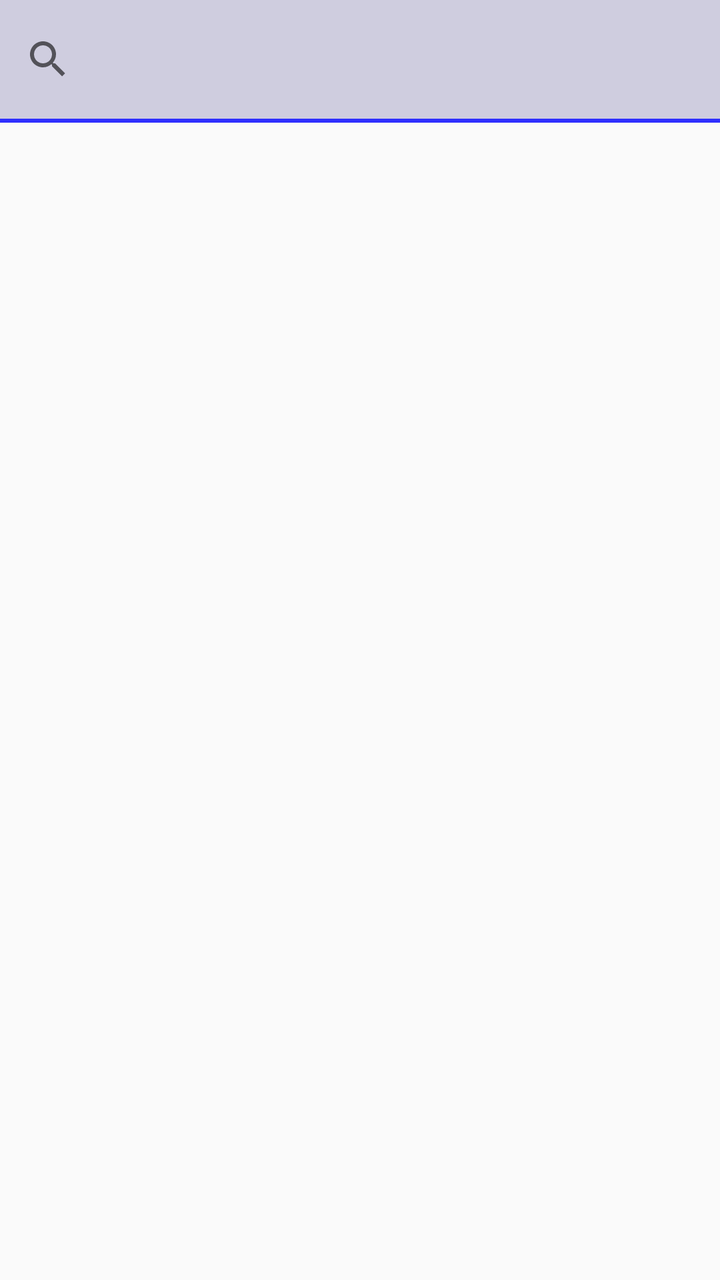
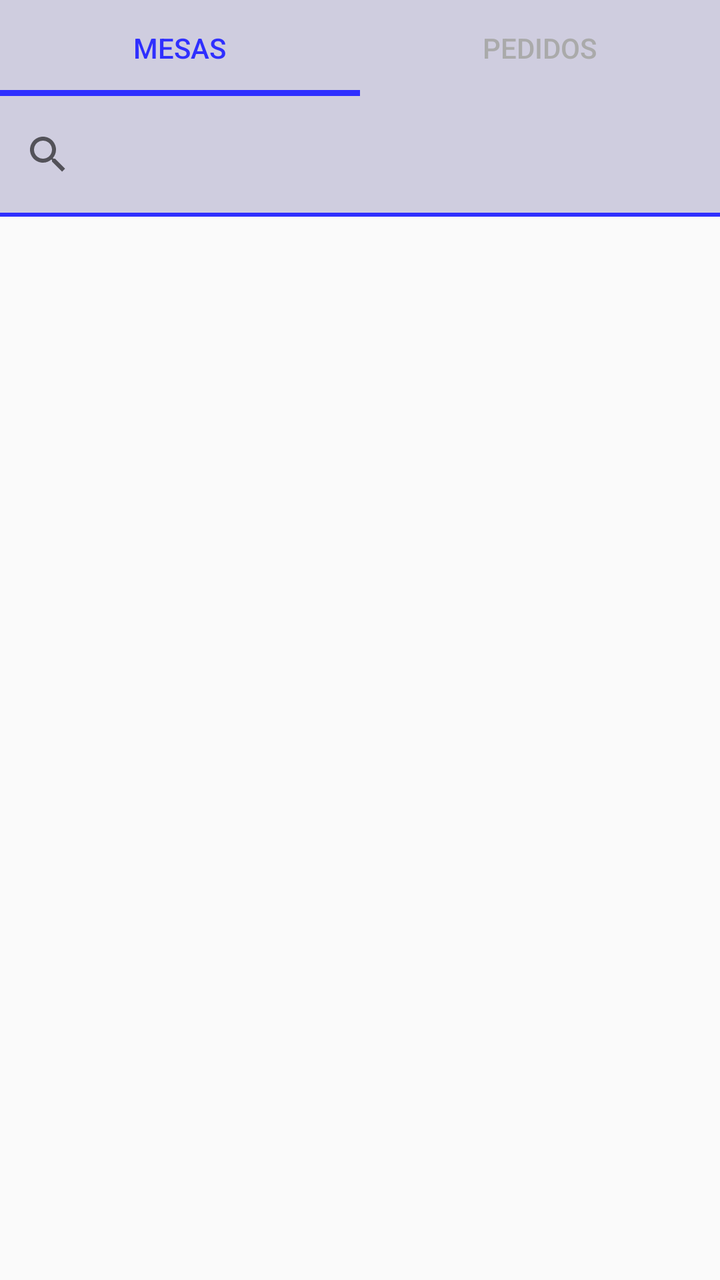

The first picture is an Android layout as it rendered before a commit; the second is the same layout after the commit. The layout source and the unified diff follow.
<!-- AndroidManifest.xml: application theme AppTheme -->
<!-- res/layout/mesas_fragment.xml -->
<?xml version="1.0" encoding="utf-8"?>
<LinearLayout xmlns:android="http://schemas.android.com/apk/res/android"
    xmlns:app="http://schemas.android.com/apk/res-auto"
    xmlns:tools="http://schemas.android.com/tools"
    android:id="@+id/layCons"
    android:layout_width="match_parent"
    android:layout_height="wrap_content"
    android:orientation="vertical">

    <androidx.appcompat.widget.SearchView
        android:id="@+id/svMesa"
        android:layout_width="match_parent"
        android:layout_height="wrap_content"
        tools:layout_editor_absoluteX="8dp"
        tools:layout_editor_absoluteY="315dp"
        android:inputType="text"
        android:background="@color/cvFondo"
        android:layout_weight="1"/>

    <LinearLayout
        android:layout_width="match_parent"
        android:layout_height="2dp"
        android:background="@color/textoAzul"
        />

    <androidx.recyclerview.widget.RecyclerView
        android:id="@+id/rvMesas"
        android:layout_width="match_parent"
        android:layout_height="0dp"
        android:orientation="vertical"
        android:layout_marginTop="3dp"
        app:layoutManager="androidx.recyclerview.widget.GridLayoutManager"
        tools:itemCount="10"
        tools:layoutManager="androidx.recyclerview.widget.GridLayoutManager"
        tools:listitem="@layout/mesas_cardview"
        tools:orientation="vertical"
        tools:spanCount="2"
        android:layout_marginBottom="5dp"
        android:layout_weight="50"
        />


</LinearLayout>
<!-- res/layout/mesas_cardview.xml (included above) -->
<?xml version="1.0" encoding="utf-8"?>
<LinearLayout xmlns:android="http://schemas.android.com/apk/res/android"
    xmlns:app="http://schemas.android.com/apk/res-auto"
    android:layout_width="wrap_content"
    android:layout_height="wrap_content"
    android:background="@color/transparente"
    android:padding="3dp">

    <androidx.cardview.widget.CardView
        android:id="@+id/cv"
        android:layout_width="wrap_content"
        android:layout_height="wrap_content"
        app:cardCornerRadius="5dp"
        app:cardElevation="5dp">

        <LinearLayout
            android:id="@+id/laySel"
            android:layout_width="wrap_content"
            android:layout_height="wrap_content"
            android:layout_gravity="center"
            android:orientation="vertical"
            android:padding="3dp">

            <LinearLayout
                android:id="@+id/fondo"
                android:layout_width="wrap_content"
                android:layout_height="wrap_content"
                android:background="@color/mesaLibre"
                android:orientation="vertical">

                <LinearLayout
                    android:layout_width="match_parent"
                    android:layout_height="wrap_content"
                    android:minWidth="@dimen/vc_text_minwidth"
                    android:orientation="horizontal">

                    <LinearLayout
                        android:layout_width="0dp"
                        android:layout_height="wrap_content"
                        android:layout_weight="6"
                        android:orientation="vertical">

                        <LinearLayout
                            android:layout_width="match_parent"
                            android:layout_height="match_parent"
                            android:layout_gravity="center_vertical"
                            android:alpha="1"
                            android:orientation="horizontal"
                            android:padding="3dp">

                            <androidx.appcompat.widget.AppCompatImageView
                                android:id="@+id/ivMesa"
                                android:layout_width="@dimen/icon_small_size"
                                android:layout_height="@dimen/icon_small_size"
                                android:layout_gravity="left"
                                android:background="@drawable/bar_mesa" />

                            <TextView
                                android:id="@+id/numero"
                                android:layout_width="wrap_content"
                                android:layout_height="wrap_content"
                                android:layout_gravity="center_vertical"
                                android:layout_marginLeft="5dp"
                                android:gravity="center"
                                android:text="2"
                                android:textColor="@color/textoBlanco"
                                android:textSize="@dimen/text_actionbar"
                                android:textStyle="bold" />

                            <TextView
                                android:id="@+id/descripcion"
                                android:layout_width="wrap_content"
                                android:layout_height="wrap_content"
                                android:layout_gravity="center_vertical"
                                android:layout_marginLeft="5dp"
                                android:gravity="center"
                                android:text="Mesa 2"
                                android:textColor="@color/textoBlanco"
                                android:textSize="@dimen/text_actionbar"
                                android:textStyle="bold" />

                            <androidx.appcompat.widget.AppCompatImageView
                                android:id="@+id/ivEstado"
                                android:layout_width="@dimen/icon_small_size"
                                android:layout_height="@dimen/icon_small_size"
                                android:background="@drawable/bar_tiquet"
                                android:layout_gravity="center_vertical"
                                android:layout_marginLeft="20dp"
                                />
                        </LinearLayout>

                        <LinearLayout
                            android:layout_width="match_parent"
                            android:layout_height="match_parent"
                            android:layout_gravity="center_vertical"
                            android:alpha="1"
                            android:orientation="horizontal"
                            android:padding="3dp">

                            <androidx.appcompat.widget.AppCompatImageView
                                android:id="@+id/ivPax"
                                android:layout_width="@dimen/icon_small_size"
                                android:layout_height="@dimen/icon_small_size"
                                android:layout_gravity="left|center_vertical"
                                android:background="@drawable/bar_pax" />

                            <TextView
                                android:id="@+id/pax"
                                android:layout_width="wrap_content"
                                android:layout_height="wrap_content"
                                android:layout_gravity="center_vertical"
                                android:layout_marginLeft="5dp"
                                android:gravity="center"
                                android:text="3"
                                android:textColor="@color/textoBlanco"
                                android:textSize="@dimen/text_actionbar"
                                android:textStyle="bold" />

                            <androidx.appcompat.widget.AppCompatImageView
                                android:id="@+id/ivRoom"
                                android:layout_width="@dimen/icon_small_size"
                                android:layout_height="@dimen/icon_small_size"
                                android:background="@drawable/bar_room"
                                android:layout_gravity="center_vertical"
                                android:layout_marginLeft="20dp"
                                />

                            <TextView
                                android:id="@+id/room"
                                android:layout_width="wrap_content"
                                android:minWidth="60dp"
                                android:layout_height="wrap_content"
                                android:layout_gravity="center_vertical"
                                android:layout_marginLeft="5dp"
                                android:gravity="center"
                                android:text="103\n104\n104"
                                android:textColor="@color/textoBlanco"
                                android:minLines="3"
                                android:maxLines="5"
                                android:textSize="@dimen/text_actionbar"
                                android:textStyle="bold" />


                        </LinearLayout>


                        <LinearLayout
                            android:layout_width="match_parent"
                            android:layout_height="wrap_content"
                            android:layout_weight="6">

                            <TextView
                                android:id="@+id/importe"
                                android:layout_width="match_parent"
                                android:layout_height="wrap_content"
                                android:layout_marginLeft="3dp"
                                android:gravity="left"
                                android:text="123.14€"
                                android:textColor="@color/textoBlanco"
                                android:textSize="@dimen/text_actionbar"
                                android:textStyle="bold"
                                android:textAlignment="center"
                                android:layout_gravity="center_vertical"
                                />

                        </LinearLayout>

                    </LinearLayout>



                </LinearLayout>

            </LinearLayout>

            <LinearLayout
                android:id="@+id/layDatos"
                android:layout_width="match_parent"
                android:layout_height="match_parent"
                android:alpha="0.8"
                android:background="@android:color/background_light"
                android:orientation="vertical"
                android:padding="10dp"
                android:visibility="visible"
                >

                <LinearLayout
                    android:layout_width="match_parent"
                    android:layout_height="wrap_content"
                    android:orientation="horizontal">
                    <EditText
                        android:id="@+id/etRoom"
                        android:layout_width="0dp"
                        android:layout_height="wrap_content"
                        android:gravity="center"
                        android:hint="@string/hint_room"
                        android:imeOptions="actionDone"
                        android:inputType="text"
                        android:text=""
                        android:maxLength="5"
                        android:textColor="@color/textoAzul"
                        android:textSize="@dimen/text_titulo"
                        android:textStyle="bold"
                        android:layout_gravity="center_horizontal"
                        android:paddingHorizontal="5dp"
                        android:layout_weight="10"
                        />

                    <androidx.appcompat.widget.AppCompatImageView
                        android:id="@+id/ivExterno"
                        android:layout_width="@dimen/icon_cv_size"
                        android:layout_height="@dimen/icon_cv_size"
                        android:layout_alignParentRight="true"
                        android:layout_marginLeft="5dp"
                        android:background="@drawable/bar_externo" />

                </LinearLayout>

                <EditText
                        android:id="@+id/etPax"
                        android:layout_width="@dimen/vc_text_minwidth"
                        android:layout_height="wrap_content"
                        android:gravity="center"
                        android:hint="@string/hint_pax"
                        android:imeOptions="actionDone"
                        android:inputType="number"
                        android:text=""
                        android:textColor="@color/textoAzul"
                        android:textSize="@dimen/text_titulo"
                        android:textStyle="bold"
                        android:layout_gravity="center_horizontal"
                        android:paddingHorizontal="5dp"/>

                <RelativeLayout
                    android:layout_width="match_parent"
                    android:layout_height="wrap_content"
                    android:orientation="horizontal">


                    <androidx.appcompat.widget.AppCompatImageView
                        android:id="@+id/ivCancelar"
                        android:layout_width="@dimen/icon_cv_size"
                        android:layout_height="@dimen/icon_cv_size"
                        android:layout_alignParentLeft="true"
                        android:layout_marginRight="5dp"
                        android:background="@drawable/cancelar" />

                    <androidx.appcompat.widget.AppCompatImageView
                        android:id="@+id/ivAceptar"
                        android:layout_width="@dimen/icon_cv_size"
                        android:layout_height="@dimen/icon_cv_size"
                        android:layout_alignParentRight="true"
                        android:layout_marginLeft="5dp"
                        android:background="@drawable/aceptar" />
                </RelativeLayout>
            </LinearLayout>
        </LinearLayout>
    </androidx.cardview.widget.CardView>

</LinearLayout>
<!-- resources referenced by this layout -->
<resources>
  <color name="cvFondo">#cfcddf</color>
  <color name="mesaLibre">#66ba64</color>
  <color name="textoAzul">#2f2fff</color>
  <color name="textoBlanco">#ffffff</color>
  <color name="transparente">#00ffffff</color>
  <dimen name="icon_cv_size">36dp</dimen>
  <dimen name="icon_small_size">30dp</dimen>
  <dimen name="text_actionbar">11sp</dimen>
  <dimen name="text_titulo">15sp</dimen>
  <dimen name="vc_text_minwidth">150dp</dimen>
  <!-- drawable aceptar: png bitmap (drawable, 16336 bytes) -->
  <!-- drawable bar_externo: png bitmap (drawable, 28113 bytes) -->
  <!-- drawable bar_mesa: png bitmap (drawable, 6214 bytes) -->
  <!-- drawable bar_pax: png bitmap (drawable, 12213 bytes) -->
  <!-- drawable bar_room: png bitmap (drawable, 7536 bytes) -->
  <!-- drawable bar_tiquet: png bitmap (drawable, 7783 bytes) -->
  <!-- drawable cancelar: png bitmap (drawable, 6024 bytes) -->
  <string name="hint_pax">Pax [0 a 99]...</string>
  <string name="hint_room">Habitación...</string>
  <style name="AppTheme" parent="Theme.AppCompat.Light.DarkActionBar">
          
          <item name="colorPrimary">@color/colorPrimary</item>
          <item name="colorPrimaryDark">@color/colorPrimaryDark</item>
          <item name="colorAccent">@color/colorAccent</item>
      </style>
  <color name="colorPrimary">#3F51B5</color>
  <color name="colorPrimaryDark">#303F9F</color>
  <color name="colorAccent">#ff5600</color>
</resources>

<!-- the commit's change to res/layout/mesas_fragment.xml (unified diff, before → after) -->
@@ -6,6 +6,29 @@
     android:layout_width="match_parent"
     android:layout_height="wrap_content"
     android:orientation="vertical">
+
+    <com.google.android.material.tabs.TabLayout
+        android:id="@+id/tlTipoMesas"
+        android:layout_width="match_parent"
+        android:layout_height="wrap_content"
+        android:background="@color/cvFondo"
+        app:tabMode="fixed"
+        app:tabGravity="fill"
+        app:tabIndicatorColor="@color/textoAzul"
+        app:tabIndicatorHeight="3dp"
+        app:tabSelectedTextColor="@color/textoAzul"
+        app:tabTextColor="@android:color/darker_gray">
+
+        <com.google.android.material.tabs.TabItem
+            android:layout_width="wrap_content"
+            android:layout_height="wrap_content"
+            android:text="@string/mesas_strTabMesas" />
+
+        <com.google.android.material.tabs.TabItem
+            android:layout_width="wrap_content"
+            android:layout_height="wrap_content"
+            android:text="@string/mesas_strTabPedidos" />
+    </com.google.android.material.tabs.TabLayout>
 
     <androidx.appcompat.widget.SearchView
         android:id="@+id/svMesa"
<!-- resource entries referenced after the edit -->
@@ -19,6 +19,8 @@
   <!-- drawable cancelar: png bitmap (drawable, 6024 bytes) -->
   <string name="hint_pax">Pax [0 a 99]...</string>
   <string name="hint_room">Habitación...</string>
+  <string name="mesas_strTabMesas">Mesas</string>
+  <string name="mesas_strTabPedidos">Pedidos</string>
   <style name="AppTheme" parent="Theme.AppCompat.Light.DarkActionBar">
           
           <item name="colorPrimary">@color/colorPrimary</item>
